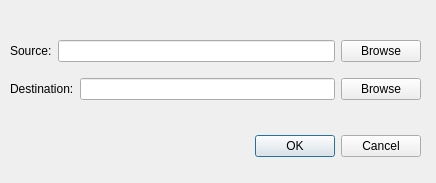
The window that gitraffe/layouts/clone_dialog.ui (pycircle/gitraffe) describes before a commit, drawn with Qt 5.
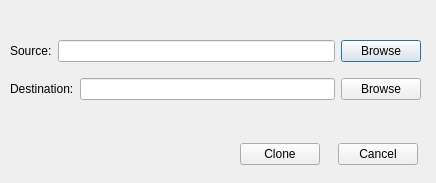
The same window after the commit.

Commit message: Clone dialog window

The edit to the form file:
```diff
--- a/gitraffe/layouts/clone_dialog.ui
+++ b/gitraffe/layouts/clone_dialog.ui
@@ -12,30 +12,20 @@
   </property>
   <property name="minimumSize">
    <size>
-    <width>0</width>
+    <width>436</width>
+    <height>183</height>
+   </size>
+  </property>
+  <property name="maximumSize">
+   <size>
+    <width>436</width>
     <height>183</height>
    </size>
   </property>
   <property name="windowTitle">
    <string>Dialog</string>
   </property>
-  <widget class="QDialogButtonBox" name="buttonBox">
-   <property name="geometry">
-    <rect>
-     <x>80</x>
-     <y>130</y>
-     <width>341</width>
-     <height>32</height>
-    </rect>
-   </property>
-   <property name="orientation">
-    <enum>Qt::Horizontal</enum>
-   </property>
-   <property name="standardButtons">
-    <set>QDialogButtonBox::Cancel|QDialogButtonBox::Ok</set>
-   </property>
-  </widget>
-  <widget class="QWidget" name="">
+  <widget class="QWidget" name="layoutWidget">
    <property name="geometry">
     <rect>
      <x>10</x>
@@ -89,6 +79,35 @@
     </item>
    </layout>
   </widget>
+  <widget class="QWidget" name="layoutWidget">
+   <property name="geometry">
+    <rect>
+     <x>240</x>
+     <y>140</y>
+     <width>178</width>
+     <height>29</height>
+    </rect>
+   </property>
+   <layout class="QHBoxLayout" name="horizontalLayout_3">
+    <item>
+     <widget class="QPushButton" name="Clone_button">
+      <property name="text">
+       <string>Clone</string>
+      </property>
+     </widget>
+    </item>
+    <item>
+     <widget class="QDialogButtonBox" name="buttonBox">
+      <property name="orientation">
+       <enum>Qt::Horizontal</enum>
+      </property>
+      <property name="standardButtons">
+       <set>QDialogButtonBox::Cancel</set>
+      </property>
+     </widget>
+    </item>
+   </layout>
+  </widget>
  </widget>
  <resources/>
  <connections>
```
Left out of the diff: 2 changed lines with no effect on the pictures. The commit also changes 9 other files.
